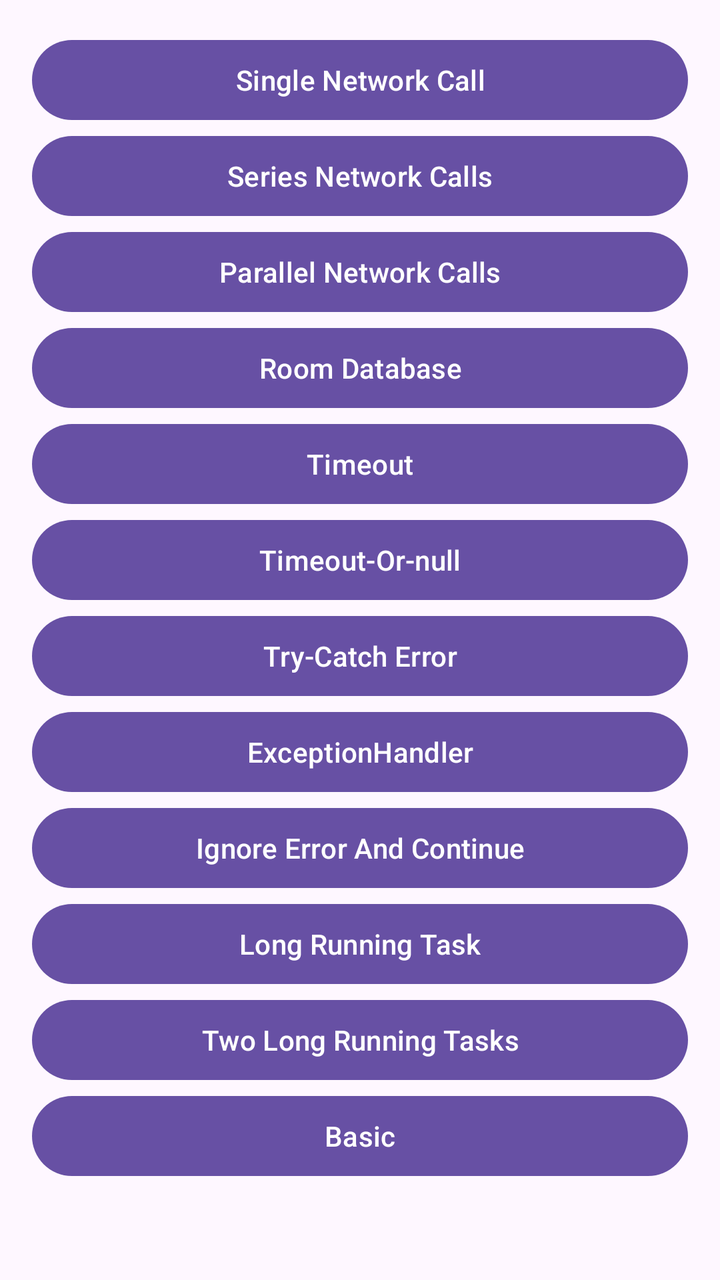
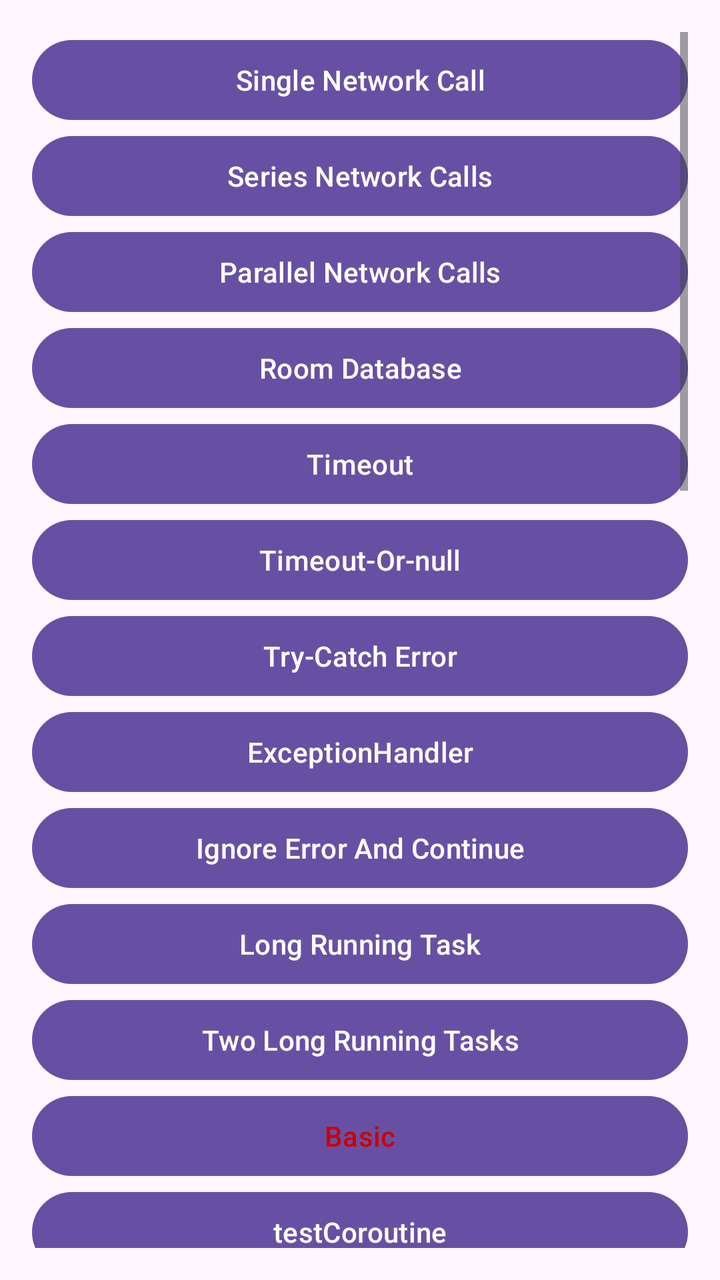

Before-and-after screenshots of an Android layout around one commit, followed by the original layout XML and the change that was made.
<!-- AndroidManifest.xml: application theme Theme.AllProject -->
<!-- res/layout/activity_coroutine.xml -->
<?xml version="1.0" encoding="utf-8"?>
<ScrollView xmlns:android="http://schemas.android.com/apk/res/android"
    xmlns:tools="http://schemas.android.com/tools"
    android:layout_width="match_parent"
    android:layout_height="match_parent"
    android:fadeScrollbars="false"
    android:paddingLeft="16dp"
    android:paddingTop="16dp"
    android:paddingRight="16dp"
    android:paddingBottom="16dp">

    <LinearLayout
        android:layout_width="match_parent"
        android:layout_height="wrap_content"
        android:orientation="vertical">

        <Button
            android:layout_width="match_parent"
            android:layout_height="wrap_content"
            android:onClick="startSingleNetworkCallActivity"
            android:text="@string/single_network_call"
            android:textColor="@android:color/white" />

        <Button
            android:layout_width="match_parent"
            android:layout_height="wrap_content"
            android:onClick="startSeriesNetworkCallsActivity"
            android:text="@string/series_network_calls"
            android:textColor="@android:color/white" />

        <Button
            android:layout_width="match_parent"
            android:layout_height="wrap_content"
            android:onClick="startParallelNetworkCallsActivity"
            android:text="@string/parallel_network_calls"
            android:textColor="@android:color/white" />

        <Button
            android:layout_width="match_parent"
            android:layout_height="wrap_content"
            android:onClick="startRoomDatabaseActivity"
            android:text="@string/room_database"
            android:textColor="@android:color/white" />

        <Button
            android:layout_width="match_parent"
            android:layout_height="wrap_content"
            android:onClick="startTimeoutActivity"
            android:text="@string/timeout"
            android:textColor="@android:color/white" />

        <Button
            android:layout_width="match_parent"
            android:layout_height="wrap_content"
            android:onClick="startTimeoutOrNullActivity"
            android:text="@string/timeout_or_null"
            android:textColor="@android:color/white" />

        <Button
            android:layout_width="match_parent"
            android:layout_height="wrap_content"
            android:onClick="startTryCatchActivity"
            android:text="@string/try_catch_error"
            android:textColor="@android:color/white" />

        <Button
            android:layout_width="match_parent"
            android:layout_height="wrap_content"
            android:onClick="startExceptionHandlerActivity"
            android:text="@string/exception_handler"
            android:textColor="@android:color/white" />

        <Button
            android:layout_width="match_parent"
            android:layout_height="wrap_content"
            android:onClick="startIgnoreErrorAndContinueActivity"
            android:text="@string/ignore_error_and_continue"
            android:textColor="@android:color/white" />

        <Button
            android:layout_width="match_parent"
            android:layout_height="wrap_content"
            android:onClick="startLongRunningTaskActivity"
            android:text="@string/long_running_task"
            android:textColor="@android:color/white" />

        <Button
            android:layout_width="match_parent"
            android:layout_height="wrap_content"
            android:onClick="startTwoLongRunningTasksActivity"
            android:text="@string/two_long_running_tasks"
            android:textColor="@android:color/white" />

        <Button
            android:layout_width="match_parent"
            android:layout_height="wrap_content"
            android:onClick="startBasicActivity"
            android:text="@string/basic"
            android:textColor="@android:color/white" />

    </LinearLayout>
</ScrollView>
<!-- resources referenced by this layout -->
<resources>
  <string name="basic">Basic</string>
  <string name="exception_handler">ExceptionHandler</string>
  <string name="ignore_error_and_continue">Ignore Error And Continue</string>
  <string name="long_running_task">Long Running Task</string>
  <string name="parallel_network_calls">Parallel Network Calls</string>
  <string name="room_database">Room Database</string>
  <string name="series_network_calls">Series Network Calls</string>
  <string name="single_network_call">Single Network Call</string>
  <string name="timeout">Timeout</string>
  <string name="timeout_or_null">Timeout-Or-null</string>
  <string name="try_catch_error">Try-Catch Error</string>
  <string name="two_long_running_tasks">Two Long Running Tasks</string>
  <style name="Theme.AllProject" parent="Base.Theme.AllProject" />
  <style name="Base.Theme.AllProject" parent="Theme.Material3.DayNight.NoActionBar">
          
          
      </style>
</resources>

<!-- the commit's change to res/layout/activity_coroutine.xml (unified diff, before → after) -->
@@ -96,7 +96,198 @@
             android:layout_height="wrap_content"
             android:onClick="startBasicActivity"
             android:text="@string/basic"
-            android:textColor="@android:color/white" />
+            android:textColor="@android:color/holo_red_dark" />
+
+        <LinearLayout
+            android:layout_width="match_parent"
+            android:layout_height="wrap_content"
+            android:orientation="vertical">
+
+            <Button
+                android:layout_width="match_parent"
+                android:layout_height="wrap_content"
+                android:onClick="testCoroutine"
+                android:text="testCoroutine"
+                android:textAllCaps="false"
+                android:textColor="@android:color/white" />
+
+            <Button
+                android:layout_width="match_parent"
+                android:layout_height="wrap_content"
+                android:onClick="testCoroutineWithMain"
+                android:text="testCoroutineWithMain"
+                android:textAllCaps="false"
+                android:textColor="@android:color/white" />
+
+            <Button
+                android:layout_width="match_parent"
+                android:layout_height="wrap_content"
+                android:onClick="testCoroutineWithMainImmediate"
+                android:text="testCoroutineWithMainImmediate"
+                android:textAllCaps="false"
+                android:textColor="@android:color/white" />
+
+            <Button
+                android:layout_width="match_parent"
+                android:layout_height="wrap_content"
+                android:onClick="testCoroutineEverything"
+                android:text="testCoroutineEverything"
+                android:textAllCaps="false"
+                android:textColor="@android:color/white" />
+
+            <Button
+                android:layout_width="match_parent"
+                android:layout_height="wrap_content"
+                android:onClick="usingGlobalScope"
+                android:text="usingGlobalScope"
+                android:textAllCaps="false"
+                android:textColor="@android:color/white" />
+
+            <Button
+                android:layout_width="match_parent"
+                android:layout_height="wrap_content"
+                android:onClick="usingMyActivityScope"
+                android:text="usingMyActivityScope"
+                android:textAllCaps="false"
+                android:textColor="@android:color/white" />
+
+            <Button
+                android:layout_width="match_parent"
+                android:layout_height="wrap_content"
+                android:onClick="globalScopeInsideLifecycleScope"
+                android:text="globalScopeInsideLifecycleScope"
+                android:textAllCaps="false"
+                android:textColor="@android:color/white" />
+
+            <Button
+                android:layout_width="match_parent"
+                android:layout_height="wrap_content"
+                android:onClick="launchInsideLifecycleScope"
+                android:text="launchInsideLifecycleScope"
+                android:textAllCaps="false"
+                android:textColor="@android:color/white" />
+
+            <Button
+                android:layout_width="match_parent"
+                android:layout_height="wrap_content"
+                android:onClick="twoLaunches"
+                android:text="twoLaunches"
+                android:textAllCaps="false"
+                android:textColor="@android:color/white" />
+
+            <Button
+                android:layout_width="match_parent"
+                android:layout_height="wrap_content"
+                android:onClick="twoWithContextInsideLifecycleScope"
+                android:text="twoWithContextInsideLifecycleScope"
+                android:textAllCaps="false"
+                android:textColor="@android:color/white" />
+
+            <Button
+                android:layout_width="match_parent"
+                android:layout_height="wrap_content"
+                android:onClick="twoAsyncInsideLifecycleScope"
+                android:text="twoAsyncInsideLifecycleScope"
+                android:textAllCaps="false"
+                android:textColor="@android:color/white" />
+
+            <Button
+                android:layout_width="match_parent"
+                android:layout_height="wrap_content"
+                android:onClick="twoTasks"
+                android:text="twoTasks"
+                android:textAllCaps="false"
+                android:textColor="@android:color/white" />
+
+            <Button
+                android:layout_width="match_parent"
+                android:layout_height="wrap_content"
+                android:onClick="parentAndChildTaskCancel"
+                android:text="parentAndChildTaskCancel"
+                android:textAllCaps="false"
+                android:textColor="@android:color/white" />
+
+            <Button
+                android:layout_width="match_parent"
+                android:layout_height="wrap_content"
+                android:onClick="parentAndChildTaskCancelIsActive"
+                android:text="parentAndChildTaskCancelIsActive"
+                android:textAllCaps="false"
+                android:textColor="@android:color/white" />
+
+            <Button
+                android:layout_width="match_parent"
+                android:layout_height="wrap_content"
+                android:onClick="lifecycleScopeWithHandlerException"
+                android:text="lifecycleScopeWithHandlerException"
+                android:textAllCaps="false"
+                android:textColor="@android:color/white" />
+
+            <Button
+                android:layout_width="match_parent"
+                android:layout_height="wrap_content"
+                android:onClick="lifecycleScopeWithHandler"
+                android:text="lifecycleScopeWithHandler"
+                android:textAllCaps="false"
+                android:textColor="@android:color/white" />
+
+            <Button
+                android:layout_width="match_parent"
+                android:layout_height="wrap_content"
+                android:onClick="myActivityScopeWithHandlerException"
+                android:text="myActivityScopeWithHandlerException"
+                android:textAllCaps="false"
+                android:textColor="@android:color/white" />
+
+            <Button
+                android:layout_width="match_parent"
+                android:layout_height="wrap_content"
+                android:onClick="myActivityScopeWithHandler"
+                android:text="myActivityScopeWithHandler"
+                android:textAllCaps="false"
+                android:textColor="@android:color/white" />
+
+            <Button
+                android:layout_width="match_parent"
+                android:layout_height="wrap_content"
+                android:onClick="exceptionInLaunchBlock"
+                android:text="exceptionInLaunchBlock"
+                android:textAllCaps="false"
+                android:textColor="@android:color/white" />
+
+            <Button
+                android:layout_width="match_parent"
+                android:layout_height="wrap_content"
+                android:onClick="exceptionInAsyncBlock"
+                android:text="exceptionInAsyncBlock"
+                android:textAllCaps="false"
+                android:textColor="@android:color/white" />
+
+            <Button
+                android:layout_width="match_parent"
+                android:layout_height="wrap_content"
+                android:onClick="exceptionInAsyncBlockWithAwait"
+                android:text="exceptionInAsyncBlockWithAwait"
+                android:textAllCaps="false"
+                android:textColor="@android:color/white" />
+
+            <Button
+                android:layout_width="match_parent"
+                android:layout_height="wrap_content"
+                android:onClick="testSuspending"
+                android:text="testSuspending"
+                android:textAllCaps="false"
+                android:textColor="@android:color/white" />
+
+            <Button
+                android:layout_width="match_parent"
+                android:layout_height="wrap_content"
+                android:onClick="testBlocking"
+                android:text="testBlocking"
+                android:textAllCaps="false"
+                android:textColor="@android:color/white" />
+
+        </LinearLayout>
 
     </LinearLayout>
 </ScrollView>
